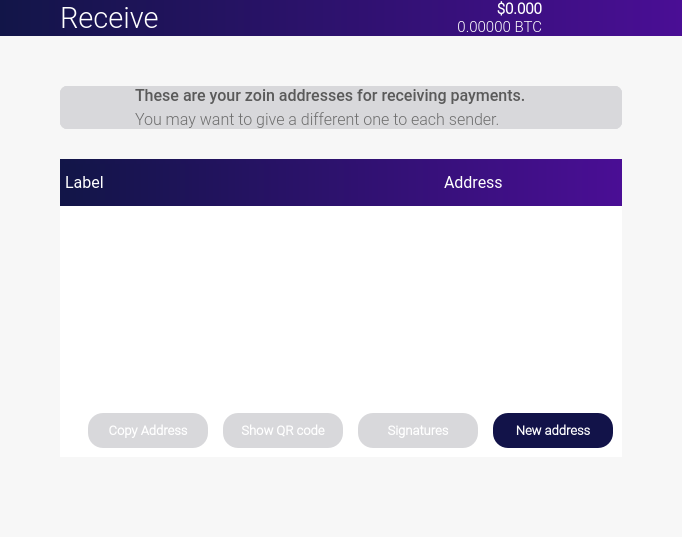
The window that src/qt/forms/winforms/receivecoinsdialog.ui (noirofficial/noir) describes before a commit, drawn with Qt 5.
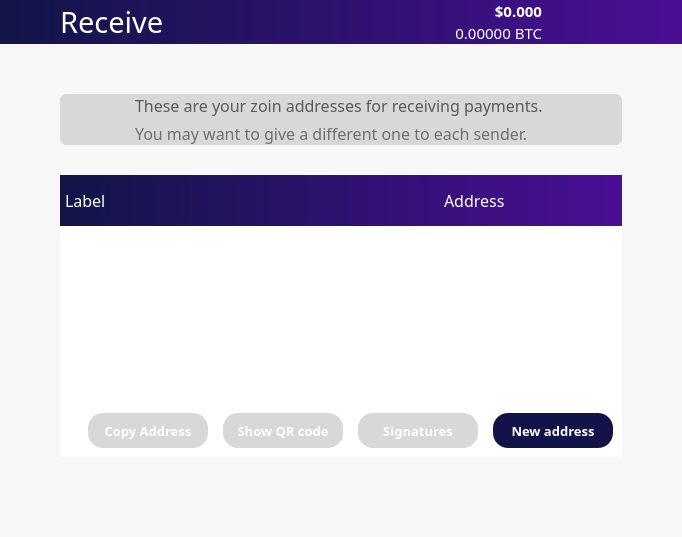
The same window after the commit. Icons and pictures are not drawn.

Patch:
```diff
--- a/src/qt/forms/winforms/receivecoinsdialog.ui
+++ b/src/qt/forms/winforms/receivecoinsdialog.ui
@@ -415,7 +415,7 @@
               </property>
               <property name="font">
                <font>
-                <family>Roboto Light</family>
+                <family>ZoinLight</family>
                 <pointsize>22</pointsize>
                </font>
               </property>
@@ -440,7 +440,7 @@
                <widget class="QLabel" name="priceUSD">
                 <property name="font">
                  <font>
-                  <family>Roboto Light</family>
+                  <family>ZoinLight</family>
                   <pointsize>11</pointsize>
                   <weight>75</weight>
                   <bold>true</bold>
@@ -462,8 +462,10 @@
                <widget class="QLabel" name="priceBTC">
                 <property name="font">
                  <font>
-                  <family>Roboto Light</family>
+                  <family>ZoinLight</family>
                   <pointsize>11</pointsize>
+                  <weight>50</weight>
+                  <bold>false</bold>
                  </font>
                 </property>
                 <property name="styleSheet">
@@ -824,7 +826,7 @@
                  </property>
                  <property name="font">
                   <font>
-                   <family>Roboto Medium</family>
+                   <family>ZoinMedium</family>
                    <pointsize>12</pointsize>
                    <weight>50</weight>
                    <bold>false</bold>
@@ -863,7 +865,7 @@
                  </property>
                  <property name="font">
                   <font>
-                   <family>Roboto Light</family>
+                   <family>ZoinLight</family>
                    <pointsize>12</pointsize>
                    <weight>50</weight>
                    <bold>false</bold>
@@ -1090,7 +1092,7 @@
                     <widget class="QLabel" name="label">
                      <property name="font">
                       <font>
-                       <family>Roboto</family>
+                       <family>ZoinRegular</family>
                        <pointsize>12</pointsize>
                        <weight>50</weight>
                        <bold>false</bold>
@@ -1108,7 +1110,7 @@
                     <widget class="QLabel" name="label_4">
                      <property name="font">
                       <font>
-                       <family>Roboto</family>
+                       <family>ZoinRegular</family>
                        <pointsize>12</pointsize>
                        <weight>50</weight>
                        <bold>false</bold>
@@ -1223,7 +1225,7 @@
                </property>
                <property name="font">
                 <font>
-                 <family>Roboto Light</family>
+                 <family>ZoinLight</family>
                  <pointsize>12</pointsize>
                 </font>
                </property>
@@ -1299,7 +1301,7 @@
                   </property>
                   <property name="font">
                    <font>
-                    <family>Roboto Light</family>
+                    <family>ZoinLight</family>
                     <pointsize>10</pointsize>
                     <weight>75</weight>
                     <bold>true</bold>
@@ -1330,7 +1332,7 @@
                   </property>
                   <property name="font">
                    <font>
-                    <family>Roboto Light</family>
+                    <family>ZoinLight</family>
                     <pointsize>10</pointsize>
                     <weight>75</weight>
                     <bold>true</bold>
@@ -1361,7 +1363,7 @@
                   </property>
                   <property name="font">
                    <font>
-                    <family>Roboto Light</family>
+                    <family>ZoinLight</family>
                     <pointsize>10</pointsize>
                     <weight>75</weight>
                     <bold>true</bold>
@@ -1392,7 +1394,7 @@
                   </property>
                   <property name="font">
                    <font>
-                    <family>Roboto Light</family>
+                    <family>ZoinLight</family>
                     <pointsize>10</pointsize>
                     <weight>75</weight>
                     <bold>true</bold>
```
